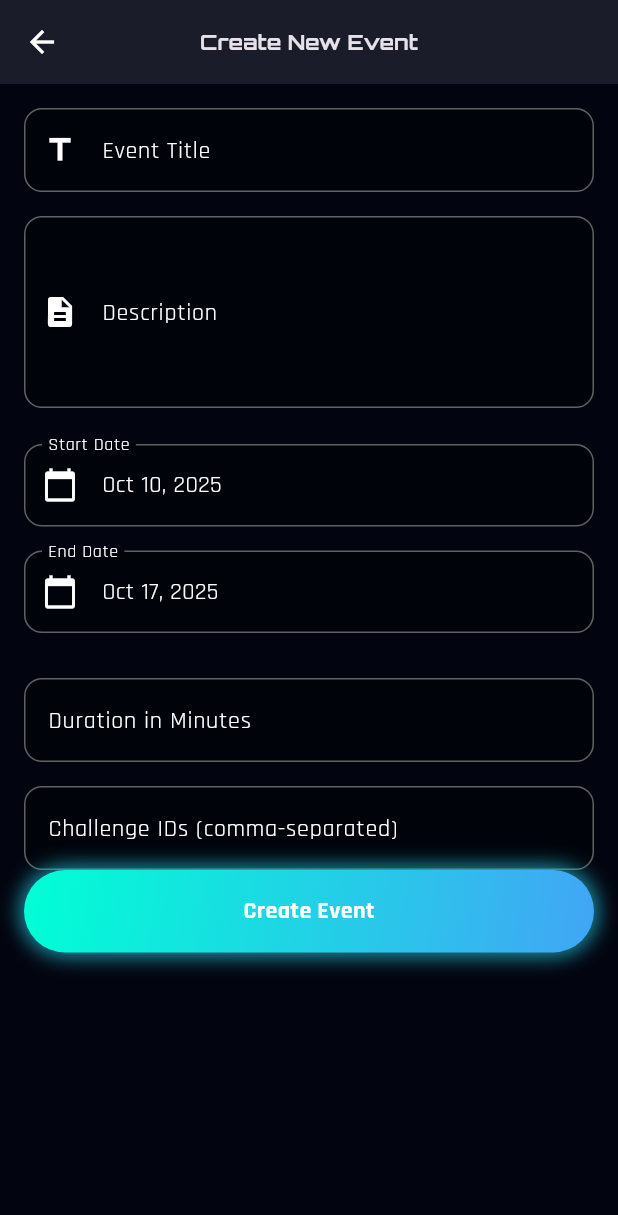
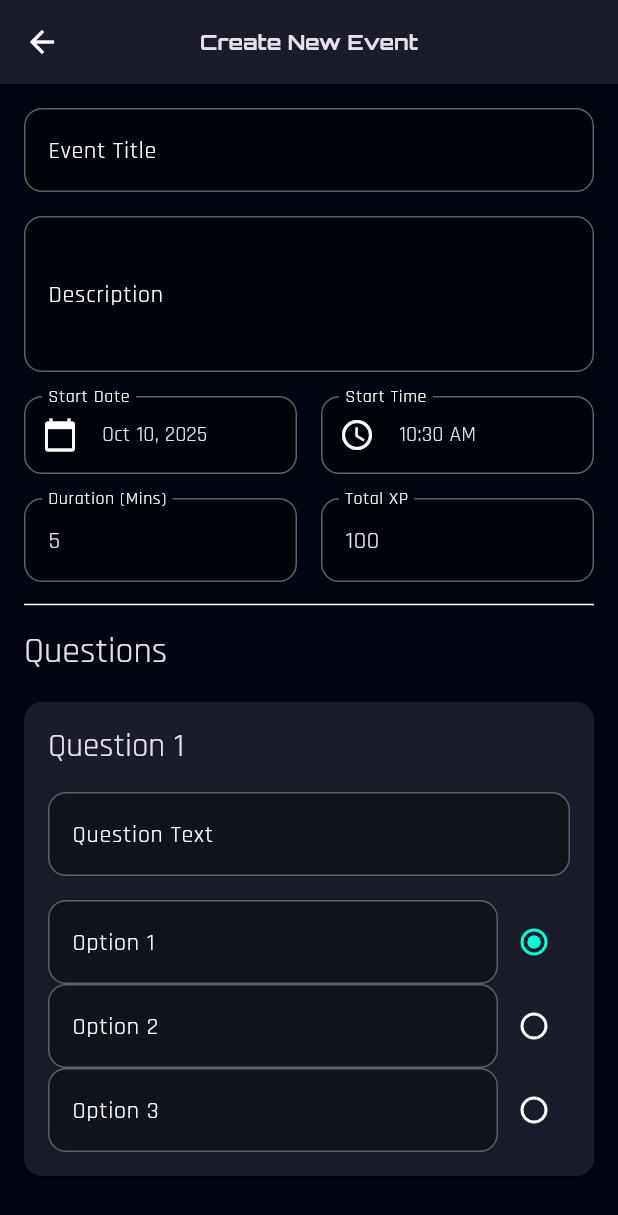
Before and after one commit to novacoder1818y/gmf_admin, a Flutter app: the EventsAdminView screen opened by its route, after a tap on "Add Event", on a phone screen of 412 x 824 dp. Shown: the top 1215 px of the screen. Run offline on Flutter 3.47's test engine with Material 3 defaults, Android fonts, the phone set to English and light mode, and no system bars; our stand-ins replace cloud_firestore, firebase_auth, firebase_core, flutter_animate, get, google_fonts; accounts and stored records are empty.

Commit message:
event done

```diff
--- a/lib/app/modules/auth/auth_controller.dart
+++ b/lib/app/modules/auth/auth_controller.dart
@@ -2,6 +2,7 @@
 
 import 'package:cloud_firestore/cloud_firestore.dart';
 import 'package:firebase_auth/firebase_auth.dart';
+
 import 'package:flutter/material.dart';
 import 'package:get/get.dart';
 import '../../routes/admin_routes.dart';
--- a/lib/app/modules/events/add_event_view.dart
+++ b/lib/app/modules/events/add_event_view.dart
@@ -1,107 +1,219 @@
-import 'package:flutter/material.dart';
-import 'package:get/get.dart';
-import 'package:intl/intl.dart';
-import '../../data/dummy_data.dart';
-import '../../data/models/event_model.dart';
-import '../../theme/app_theme.dart';
-import '../../widgets/neon_button.dart';
 import 'package:flutter/material.dart';
 import 'package:get/get.dart';
 import 'package:cloud_firestore/cloud_firestore.dart';
+import 'package:intl/intl.dart';
+import '../../theme/app_theme.dart';
+import '../../widgets/neon_button.dart';
+
+// A local data model to manage the state of each question form
+class QuestionFormModel {
+  final TextEditingController questionController;
+  final List<TextEditingController> optionControllers;
+  int correctOptionIndex;
+
+  QuestionFormModel()
+      : questionController = TextEditingController(),
+        optionControllers = List.generate(3, (_) => TextEditingController()),
+        correctOptionIndex = 0;
+}
 
 class AddEventView extends StatefulWidget {
   const AddEventView({super.key});
-
   @override
   State<AddEventView> createState() => _AddEventViewState();
 }
 
 class _AddEventViewState extends State<AddEventView> {
-  final _challengeIdsController = TextEditingController();
-  final _durationController = TextEditingController();
+  final QueryDocumentSnapshot? existingEvent = Get.arguments;
+  late bool isEditMode;
+
   final _formKey = GlobalKey<FormState>();
   final _titleController = TextEditingController();
   final _descriptionController = TextEditingController();
-  DateTime _startDate = DateTime.now();
-  DateTime _endDate = DateTime.now().add(const Duration(days: 7));
+  final _durationController = TextEditingController(text: '5');
+  final _totalXpController = TextEditingController(text: '100');
+
+  DateTime _selectedDate = DateTime.now();
+  TimeOfDay _selectedTime = TimeOfDay.now();
+
+  final List<QuestionFormModel> _questionForms = [];
 
   @override
-  void dispose() {
-    _titleController.dispose();
-    _descriptionController.dispose();
-    super.dispose();
-  }
+  void initState() {
+    super.initState();
+    isEditMode = existingEvent != null;
+    if (isEditMode) {
+      final data = existingEvent!.data() as Map<String, dynamic>;
+      _titleController.text = data['title'];
+      _descriptionController.text = data['description'];
+      var _startDate = (data['startDate'] as Timestamp).toDate();
+      _selectedDate = _startDate;
+      _selectedTime = TimeOfDay.fromDateTime(_startDate);
+      _durationController.text = (data['durationInMinutes'] ?? 5).toString();
+      _totalXpController.text = (data['totalXp'] ?? 100).toString();
 
-  Future<void> _selectDate(BuildContext context, bool isStartDate) async {
-    final DateTime? picked = await showDatePicker(context: context, initialDate: isStartDate ? _startDate : _endDate, firstDate: DateTime(2020), lastDate: DateTime(2030));
-    if (picked != null && picked != (isStartDate ? _startDate : _endDate)) {
-      setState(() {
-        if (isStartDate) {
-          _startDate = picked;
-        } else {
-          _endDate = picked;
+      if (data['questions'] is List) {
+        for (var q in data['questions']) {
+          final form = QuestionFormModel();
+          form.questionController.text = q['question'];
+          if (q['options'] is List && q['options'].length >= 3) {
+            form.optionControllers[0].text = q['options'][0];
+            form.optionControllers[1].text = q['options'][1];
+            form.optionControllers[2].text = q['options'][2];
+          }
+          final correctIndex = (q['options'] as List).indexOf(q['correctAnswer']);
+          form.correctOptionIndex = correctIndex != -1 ? correctIndex : 0;
+          _questionForms.add(form);
         }
-      });
+      }
+    } else {
+      _addQuestionForm();
     }
   }
 
-  void _submitForm() {
-    final List<String> challengeIds = _challengeIdsController.text.split(',').map((e) => e.trim()).toList();
-    final Map<String, dynamic> data = {
+  void _addQuestionForm() => setState(() => _questionForms.add(QuestionFormModel()));
+  void _removeQuestionForm(int index) => setState(() => _questionForms.removeAt(index));
+
+  void _submitForm() async {
+    if (!_formKey.currentState!.validate()) return;
+
+    final finalDateTime = DateTime(_selectedDate.year, _selectedDate.month, _selectedDate.day, _selectedTime.hour, _selectedTime.minute);
+
+    final List<Map<String, dynamic>> questionsData = _questionForms.map((form) {
+      return {
+        'question': form.questionController.text,
+        'options': form.optionControllers.map((c) => c.text).toList(),
+        'correctAnswer': form.optionControllers[form.correctOptionIndex].text,
+      };
+    }).toList();
+
+    if (questionsData.isEmpty) {
+      Get.snackbar('Error', 'Please add at least one question.');
+      return;
+    }
+
+    final Map<String, dynamic> eventData = {
       'title': _titleController.text,
       'description': _descriptionController.text,
-      'startDate': _startDate,
+      'startDate': Timestamp.fromDate(finalDateTime),
       'durationInMinutes': int.tryParse(_durationController.text) ?? 5,
-      'challengeIds': challengeIds,
+      'totalXp': int.tryParse(_totalXpController.text) ?? 100,
+      'questions': questionsData,
+      // THIS IS THE FIX:
+      // Add a server timestamp when creating a new event.
+      if (!isEditMode) 'createdAt': FieldValue.serverTimestamp(),
     };
-    if (_formKey.currentState!.validate()) {
-      final newEvent = EventModel(id: DateTime.now().millisecondsSinceEpoch.toString(), title: _titleController.text, description: _descriptionController.text, startDate: _startDate, endDate: _endDate, isActive: true, participants: 0);
-      DummyData.events.insert(0, newEvent);
-      Get.snackbar('Success!', 'New event "${newEvent.title}" has been created.', snackPosition: SnackPosition.BOTTOM, backgroundColor: Colors.green, colorText: Colors.white);
+
+    try {
+      if (isEditMode) {
+        await FirebaseFirestore.instance.collection('events').doc(existingEvent!.id).update(eventData);
+      } else {
+        await FirebaseFirestore.instance.collection('events').add(eventData);
+      }
       Get.back();
+      Get.snackbar('Success', isEditMode ? 'Event updated.' : 'New event created.');
+    } catch (e) {
+      Get.snackbar('Error', 'Operation failed: $e');
     }
   }
 
   @override
   Widget build(BuildContext context) {
     return Scaffold(
-      appBar: AppBar(title: const Text('Create New Event')),
+      appBar: AppBar(title: Text(isEditMode ? 'Edit Event' : 'Create New Event')),
       body: Form(
         key: _formKey,
         child: ListView(
           padding: const EdgeInsets.all(16.0),
           children: [
-            _buildTextFormField(controller: _titleController, label: 'Event Title', icon: Icons.title),
+            _buildTextFormField(controller: _titleController, label: 'Event Title'),
             const SizedBox(height: 16),
-            _buildTextFormField(controller: _descriptionController, label: 'Description', icon: Icons.description, maxLines: 4),
-            const SizedBox(height: 24),
-            _buildDatePicker(context: context, label: 'Start Date', date: _startDate, onTap: () => _selectDate(context, true)),
+            _buildTextFormField(controller: _descriptionController, label: 'Description', maxLines: 3),
             const SizedBox(height: 16),
-            _buildDatePicker(context: context, label: 'End Date', date: _endDate, onTap: () => _selectDate(context, false)),
-            const SizedBox(height: 30),
-            TextFormField(
-              controller: _durationController,
-              decoration: const InputDecoration(labelText: 'Duration in Minutes'),
-              keyboardType: TextInputType.number,
+            Row(
+              children: [
+                Expanded(child: _buildDatePicker(context: context, label: 'Start Date', date: _selectedDate, onTap: () async {
+                  final picked = await showDatePicker(context: context, initialDate: _selectedDate, firstDate: DateTime.now().subtract(const Duration(days: 365)), lastDate: DateTime(2030));
+                  if(picked != null) setState(() => _selectedDate = picked);
+                })),
+                const SizedBox(width: 16),
+                Expanded(child: _buildTimePicker(context: context, label: 'Start Time', time: _selectedTime, onTap: () async {
+                  final picked = await showTimePicker(context: context, initialTime: _selectedTime);
+                  if(picked != null) setState(() => _selectedTime = picked);
+                })),
+              ],
             ),
             const SizedBox(height: 16),
-            TextFormField(
-              controller: _challengeIdsController,
-              decoration: const InputDecoration(labelText: 'Challenge IDs (comma-separated)'),
+            Row(
+              children: [
+                Expanded(child: _buildTextFormField(controller: _durationController, label: 'Duration (Mins)', keyboardType: TextInputType.number)),
+                const SizedBox(width: 16),
+                Expanded(child: _buildTextFormField(controller: _totalXpController, label: 'Total XP', keyboardType: TextInputType.number)),
+              ],
             ),
-            NeonButton(text: 'Create Event', onTap: _submitForm, gradientColors: const [AppTheme.accentColor, AppTheme.tertiaryColor]),
+            const Divider(height: 30),
+            Text('Questions', style: Theme.of(context).textTheme.headlineSmall),
+            const SizedBox(height: 10),
+            ListView.builder(
+              shrinkWrap: true,
+              physics: const NeverScrollableScrollPhysics(),
+              itemCount: _questionForms.length,
+              itemBuilder: (context, index) => _buildQuestionForm(index),
+            ),
+            const SizedBox(height: 16),
+            TextButton.icon(icon: const Icon(Icons.add_circle_outline), label: const Text('Add Another Question'), onPressed: _addQuestionForm),
+            const SizedBox(height: 30),
+            NeonButton(text: isEditMode ? 'Update Event' : 'Create Event', onTap: _submitForm, gradientColors: const [AppTheme.accentColor, AppTheme.tertiaryColor]),
           ],
         ),
       ),
     );
   }
 
-  Widget _buildDatePicker({required BuildContext context, required String label, required DateTime date, required VoidCallback onTap}) {
-    final isDark = Theme.of(context).brightness == Brightness.dark;
-    return InkWell(onTap: onTap, borderRadius: BorderRadius.circular(12), child: InputDecorator(decoration: InputDecoration(labelText: label, prefixIcon: const Icon(Icons.calendar_today), border: OutlineInputBorder(borderRadius: BorderRadius.circular(12)), filled: true), child: Text(DateFormat.yMMMd().format(date), style: TextStyle(color: isDark ? Colors.white : Colors.black87, fontSize: 16))));
+  Widget _buildQuestionForm(int index) {
+    final form = _questionForms[index];
+    return Card(
+      margin: const EdgeInsets.symmetric(vertical: 8),
+      child: Padding(
+        padding: const EdgeInsets.all(16),
+        child: Column(
+          children: [
+            Row(
+              mainAxisAlignment: MainAxisAlignment.spaceBetween,
+              children: [
+                Text('Question ${index + 1}', style: Theme.of(context).textTheme.titleLarge),
+                if (_questionForms.length > 1)
+                  IconButton(icon: const Icon(Icons.close, color: Colors.redAccent), onPressed: () => _removeQuestionForm(index)),
+              ],
+            ),
+            const SizedBox(height: 16),
+            _buildTextFormField(controller: form.questionController, label: 'Question Text'),
+            const SizedBox(height: 16),
+            ...List.generate(3, (optionIndex) {
+              return Row(
+                children: [
+                  Expanded(child: _buildTextFormField(controller: form.optionControllers[optionIndex], label: 'Option ${optionIndex + 1}')),
+                  Radio<int>(
+                    value: optionIndex,
+                    groupValue: form.correctOptionIndex,
+                    onChanged: (value) => setState(() => form.correctOptionIndex = value!),
+                  ),
+                ],
+              );
+            }),
+          ],
+        ),
+      ),
+    );
   }
 
-  TextFormField _buildTextFormField({required TextEditingController controller, required String label, required IconData icon, int maxLines = 1}) {
-    return TextFormField(controller: controller, maxLines: maxLines, decoration: InputDecoration(labelText: label, prefixIcon: Icon(icon), border: OutlineInputBorder(borderRadius: BorderRadius.circular(12)), filled: true), validator: (value) { if (value == null || value.isEmpty) { return 'This field cannot be empty'; } return null; });
+  TextFormField _buildTextFormField({required TextEditingController controller, required String label, int maxLines = 1, TextInputType? keyboardType}) {
+    return TextFormField(controller: controller, maxLines: maxLines, keyboardType: keyboardType, decoration: InputDecoration(labelText: label, border: const OutlineInputBorder()), validator: (v) => (v == null || v.isEmpty) ? 'Required' : null);
+  }
+  Widget _buildDatePicker({required BuildContext context, required String label, required DateTime date, required VoidCallback onTap}) {
+    return InkWell(onTap: onTap, child: InputDecorator(decoration: InputDecoration(labelText: label, prefixIcon: const Icon(Icons.calendar_today), border: const OutlineInputBorder()), child: Text(DateFormat.yMMMd().format(date))));
+  }
+  Widget _buildTimePicker({required BuildContext context, required String label, required TimeOfDay time, required VoidCallback onTap}) {
+    return InkWell(onTap: onTap, child: InputDecorator(decoration: InputDecoration(labelText: label, prefixIcon: const Icon(Icons.access_time), border: const OutlineInputBorder()), child: Text(time.format(context))));
   }
 }
--- a/lib/app/modules/events/events_admin_view.dart
+++ b/lib/app/modules/events/events_admin_view.dart
@@ -2,84 +2,66 @@ import 'package:flutter/material.dart';
 import 'package:flutter_animate/flutter_animate.dart';
 import 'package:get/get.dart';
 import 'package:intl/intl.dart';
-import '../../data/dummy_data.dart';
-import '../../data/models/event_model.dart';
+import 'package:cloud_firestore/cloud_firestore.dart';
 import '../../routes/admin_routes.dart';
+import 'events_admin_controller.dart';
 
-class EventsAdminView extends StatefulWidget {
+class EventsAdminView extends GetView<EventsAdminController> {
   const EventsAdminView({super.key});
-
-  @override
-  State<EventsAdminView> createState() => _EventsAdminViewState();
-}
-
-class _EventsAdminViewState extends State<EventsAdminView> {
-  late List<EventModel> _filteredEvents;
-
-  @override
-  void initState() {
-    super.initState();
-    _refreshList();
-  }
-
-  void _refreshList() {
-    setState(() {
-      _filteredEvents = DummyData.events;
-    });
-  }
-
-  void _filterEvents(String query) {
-    final filtered = DummyData.events.where((event) {
-      return event.title.toLowerCase().contains(query.toLowerCase());
-    }).toList();
-    setState(() => _filteredEvents = filtered);
-  }
 
   @override
   Widget build(BuildContext context) {
     return Scaffold(
       appBar: AppBar(title: const Text('Event Management')),
-      body: Column(
-        children: [
-          Padding(
-            padding: const EdgeInsets.all(16.0),
-            child: TextField(
-              onChanged: _filterEvents,
-              decoration: InputDecoration(
-                labelText: 'Search events...',
-                prefixIcon: const Icon(Icons.search),
-                border: OutlineInputBorder(borderRadius: BorderRadius.circular(12)),
-              ),
-            ),
-          ),
-          Expanded(
-            child: ListView.builder(
-              itemCount: _filteredEvents.length,
+      body: StreamBuilder<QuerySnapshot>(
+        stream: FirebaseFirestore.instance.collection('events').orderBy('startDate', descending: true).snapshots(),
+        builder: (context, snapshot) {
+          if (snapshot.connectionState == ConnectionState.waiting) {
+            return const Center(child: CircularProgressIndicator());
+          }
+          if (!snapshot.hasData || snapshot.data!.docs.isEmpty) {
+            return const Center(child: Text('No events found. Create one!'));
+          }
+
+          final events = snapshot.data!.docs;
+
+          return ListView.builder(
+            padding: const EdgeInsets.all(16),
+            itemCount: events.length,
             itemBuilder: (context, index) {
-                final event = _filteredEvents[index];
+              final event = events[index];
+              final data = event.data() as Map<String, dynamic>;
+              final DateTime startDate = (data['startDate'] as Timestamp).toDate();
+
               return Card(
-                  margin: const EdgeInsets.symmetric(horizontal: 16, vertical: 6),
+                margin: const EdgeInsets.only(bottom: 12),
                 child: ListTile(
-                    leading: const Icon(Icons.event),
-                    title: Text(event.title),
-                    subtitle: Text(
-                        '${DateFormat.yMMMd().format(event.startDate)} - ${DateFormat.yMMMd().format(event.endDate)}'),
+                  leading: const Icon(Icons.event_note),
+                  title: Text(data['title']),
+                  subtitle: Text('Starts: ${DateFormat.yMMMd().add_jm().format(startDate)}'),
                   trailing: Row(
                     mainAxisSize: MainAxisSize.min,
                     children: [
-                        IconButton(icon: const Icon(Icons.edit, size: 20), onPressed: () {}),
-                        IconButton(icon: const Icon(Icons.delete, size: 20, color: Colors.redAccent), onPressed: () {}),
+                      // Edit Button now navigates to the form with event data
+                      IconButton(
+                        icon: const Icon(Icons.edit, size: 20),
+                        onPressed: () => Get.toNamed(Routes.ADD_EVENT, arguments: event),
+                      ),
+                      // Delete Button now calls the controller method
+                      IconButton(
+                        icon: const Icon(Icons.delete, size: 20, color: Colors.redAccent),
+                        onPressed: () => controller.deleteEvent(event.id, data['title']),
+                      ),
                     ],
                   ),
                 ),
               ).animate().fadeIn(delay: (100 * index).ms).slideX(begin: 0.5);
             },
-            ),
-          ),
-        ],
+          );
+        },
       ),
       floatingActionButton: FloatingActionButton.extended(
-        onPressed: () => Get.toNamed(Routes.ADD_EVENT)?.then((_) => _refreshList()),
+        onPressed: () => Get.toNamed(Routes.ADD_EVENT),
         label: const Text('Add Event'),
         icon: const Icon(Icons.add),
       ),
--- a/lib/app/routes/admin_pages.dart
+++ b/lib/app/routes/admin_pages.dart
@@ -6,8 +6,9 @@ import '../modules/challenges/add_challenge_view.dart';
 import '../modules/challenges/challenges_admin_view.dart';
 import '../modules/dashboard/dashboard_admin_view.dart';
 import '../modules/events/add_event_view.dart';
+import '../modules/events/event_admin_binding.dart';
 import '../modules/events/events_admin_view.dart';
-import '../modules/main/admin_main_binding.dart';
+import '../modules/main/admin_main_binding.dart' hide AdminMainBinding;
 import '../modules/main/admin_main_view.dart';
 import '../modules/settings/settings_admin_view.dart';
 import '../modules/users/user_detail_view.dart';
```
Also changed, not shown: lib/app/modules/events/event_admin_binding.dart (added, +17 -0 lines), lib/app/modules/events/events_admin_controller.dart (added, +28 -0 lines). Lines whose indentation alone changed are shown as unchanged.
